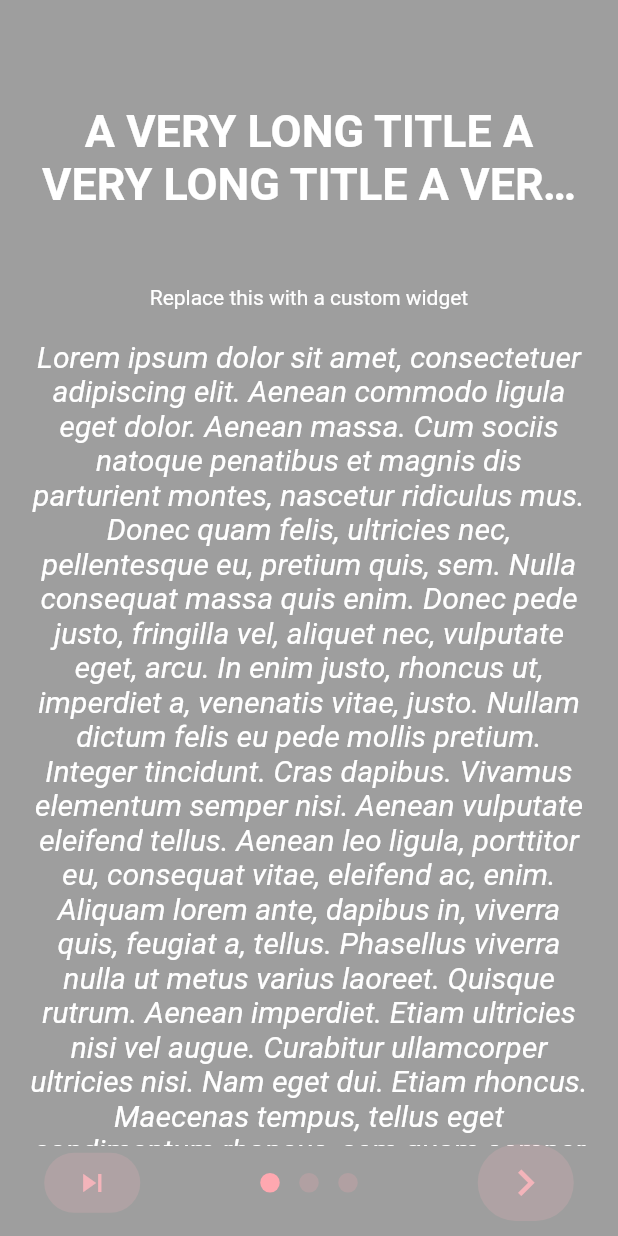
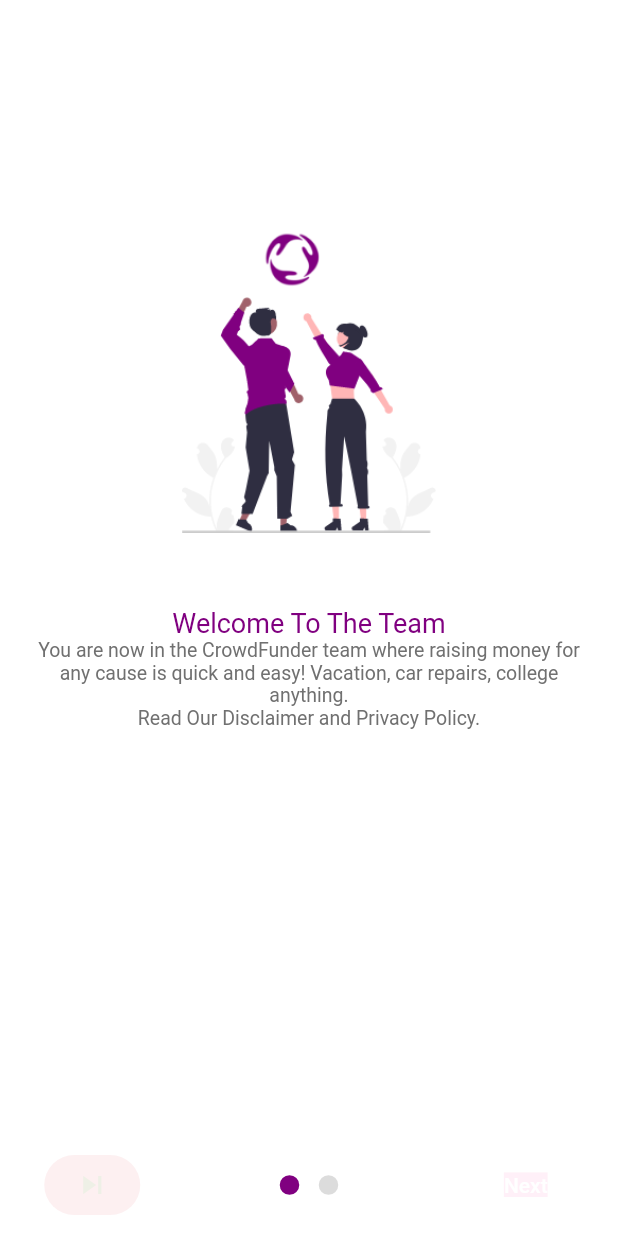
Before and after one commit to Moin-Islam/crowdfunder_socialo, a Flutter app: the screen it shows after launch, on a phone screen of 412 x 824 dp. Run offline on Flutter 3.47's test engine with Material 2 defaults, Android fonts, the phone set to English and light mode, and no system bars; drawn by our look-alikes of intro_slider; our stand-ins replace image_picker; Roboto replaces fonts that are missing (Raleway, RobotoMono).

Commit message:
intro page update

```diff
--- a/lib/Pages/custom_intro.dart
+++ b/lib/Pages/custom_intro.dart
@@ -1,4 +1,5 @@
 import 'package:flutter/material.dart';
+import 'package:flutter_demo/Pages/sign_in.dart';
 import 'package:intro_slider/dot_animation_enum.dart';
 import 'package:intro_slider/intro_slider.dart';
 import 'package:intro_slider/slide_object.dart';
@@ -17,76 +18,37 @@
   void initState() {
     super.initState();
 
-    slides.add(
-      new Slide(
-        title:
-            "A VERY LONG TITLE A VERY LONG TITLE A VERY LONG TITLE A VERY LONG TITLE A VERY LONG TITLE A VERY LONG TITLE A VERY LONG TITLE A VERY LONG TITLE A VERY LONG TITLE",
-        maxLineTitle: 2,
-        styleTitle: TextStyle(
-          color: Colors.white,
-          fontSize: 30.0,
-          fontWeight: FontWeight.bold,
-          fontFamily: 'RobotoMono',
-        ),
-        description:
-            "Lorem ipsum dolor sit amet, consectetuer adipiscing elit. Aenean commodo ligula eget dolor. Aenean massa. Cum sociis natoque penatibus et magnis dis parturient montes, nascetur ridiculus mus. Donec quam felis, ultricies nec, pellentesque eu, pretium quis, sem. Nulla consequat massa quis enim. Donec pede justo, fringilla vel, aliquet nec, vulputate eget, arcu. In enim justo, rhoncus ut, imperdiet a, venenatis vitae, justo. Nullam dictum felis eu pede mollis pretium. Integer tincidunt. Cras dapibus. Vivamus elementum semper nisi. Aenean vulputate eleifend tellus. Aenean leo ligula, porttitor eu, consequat vitae, eleifend ac, enim. Aliquam lorem ante, dapibus in, viverra quis, feugiat a, tellus. Phasellus viverra nulla ut metus varius laoreet. Quisque rutrum. Aenean imperdiet. Etiam ultricies nisi vel augue. Curabitur ullamcorper ultricies nisi. Nam eget dui. Etiam rhoncus. Maecenas tempus, tellus eget condimentum rhoncus, sem quam semper libero, sit amet adipiscing sem neque sed ipsum. Nam quam nunc, blandit vel, luctus pulvinar, hendrerit id, lorem. Maecenas nec odio et ante tincidunt tempus. Donec vitae sapien ut libero venenatis faucibus. Nullam quis ante. Etiam sit amet orci eget eros faucibus tincidunt. Duis leo. Sed fringilla mauris sit amet nibh. Donec sodales sagittis magna. Sed consequat, leo eget bibendum sodales, augue velit cursus nunc,",
-        styleDescription: TextStyle(
-          color: Colors.white,
-          fontSize: 20.0,
-          fontStyle: FontStyle.italic,
-          fontFamily: 'Raleway',
-        ),
-        marginDescription:
-            EdgeInsets.only(left: 20.0, right: 20.0, top: 20.0, bottom: 70.0),
-        centerWidget: Text("Replace this with a custom widget",
-            style: TextStyle(color: Colors.white)),
-        backgroundNetworkImage: "https://picsum.photos/200/300",
-        directionColorBegin: Alignment.topLeft,
-        directionColorEnd: Alignment.bottomRight,
-        onCenterItemPress: () {},
-      ),
-    );
-    slides.add(
-      new Slide(
-        title: "CITY",
-        styleTitle: TextStyle(
-            color: Color(0xff7FFFD4),
-            fontSize: 30.0,
-            fontWeight: FontWeight.bold,
-            fontFamily: 'RobotoMono'),
-        description:
-            "Ye indulgence unreserved connection alteration appearance",
-        styleDescription: TextStyle(
-            color: Color(0xff7FFFD4),
-            fontSize: 20.0,
-            fontStyle: FontStyle.italic,
-            fontFamily: 'Raleway'),
-        backgroundImage: "images/city.jpeg",
-        directionColorBegin: Alignment.topRight,
-        directionColorEnd: Alignment.bottomLeft,
-      ),
-    );
-    slides.add(
-      new Slide(
-        title: "BEACH",
-        styleTitle: TextStyle(
-            color: Color(0xffFFDAB9),
-            fontSize: 30.0,
-            fontWeight: FontWeight.bold,
-            fontFamily: 'RobotoMono'),
-        description:
-            "Much evil soon high in hope do view. Out may few northward believing attempted. Yet timed being songs marry one defer men our. Although finished blessing do of",
-        styleDescription: TextStyle(
-            color: Color(0xffFFDAB9),
-            fontSize: 20.0,
-            fontStyle: FontStyle.italic,
-            fontFamily: 'Raleway'),
-        backgroundImage: "images/beach.jpeg",
-        directionColorBegin: Alignment.topCenter,
-        directionColorEnd: Alignment.bottomCenter,
-        maxLineTextDescription: 3,
-      ),
-    );
+    slides.add(new Slide(
+      widgetDescription: Column(children: [
+        Text("Welcome To The Team",
+            style: TextStyle(color: Color(0xff800080), fontSize: 18)),
+        Text(
+            "You are now in the CrowdFunder team where raising money for any cause is quick and easy! Vacation, car repairs, college anything.",
+            textAlign: TextAlign.center,
+            style: TextStyle(color: Color(0xff707070), fontSize: 13)),
+        Text("Read Our Disclaimer and Privacy Policy.",
+            textAlign: TextAlign.center,
+            style: TextStyle(color: Color(0xff707070), fontSize: 13))
+      ]),
+      pathImage: "img/image1.png",
+      backgroundColor: Colors.white,
+    ));
+
+    slides.add(new Slide(
+      widgetDescription: Column(children: [
+        Text("Get Started",
+            style: TextStyle(color: Color(0xff800080), fontSize: 18)),
+        Text(
+            "You are now in the CrowdFunder team where raising money for any cause is quick and easy! Vacation, car repairs, college anything.",
+            textAlign: TextAlign.center,
+            style: TextStyle(color: Color(0xff707070), fontSize: 13)),
+        Text("Read Our Disclaimer and Privacy Policy.",
+            textAlign: TextAlign.center,
+            style: TextStyle(color: Color(0xff707070), fontSize: 13))
+      ]),
+      pathImage: "img/image2.png",
+      backgroundColor: Colors.white,
+    ));
   }
 
   void onDonePress() {
@@ -95,6 +57,7 @@
     //   context,
     //   MaterialPageRoute(builder: (context) => HomeScreen()),
     // );
+    Navigator.push(context, MaterialPageRoute(builder: (context) => SignIn()));
   }
 
   void onNextPress() {
@@ -102,24 +65,23 @@
   }
 
   Widget renderNextBtn() {
-    return Icon(
-      Icons.navigate_next,
-      color: Color(0xffF3B4BA),
-      size: 35.0,
+    return Text(
+      "Next",
+      style: TextStyle(backgroundColor: Color(0xff80080), color: Colors.white),
     );
   }
 
   Widget renderDoneBtn() {
     return Icon(
       Icons.done,
-      color: Color(0xffF3B4BA),
+      color: Color(0xff80080),
     );
   }
 
   Widget renderSkipBtn() {
     return Icon(
       Icons.skip_next,
-      color: Color(0xffF3B4BA),
+      color: Color.fromARGB(15, 0, 248, 54),
     );
   }
 
@@ -144,7 +106,6 @@
       // Next button
       renderNextBtn: this.renderNextBtn(),
       onNextPress: this.onNextPress,
-      nextButtonStyle: myButtonStyle(),
 
       // Done button
       renderDoneBtn: this.renderDoneBtn(),
@@ -152,8 +113,8 @@
       doneButtonStyle: myButtonStyle(),
 
       // Dot indicator
-      colorDot: Color(0x33FFA8B0),
-      colorActiveDot: Color(0xffFFA8B0),
+      colorDot: Color(0xffDCDCDC),
+      colorActiveDot: Color(0xff800080),
       sizeDot: 13.0,
 
       // Show or hide status bar
```
